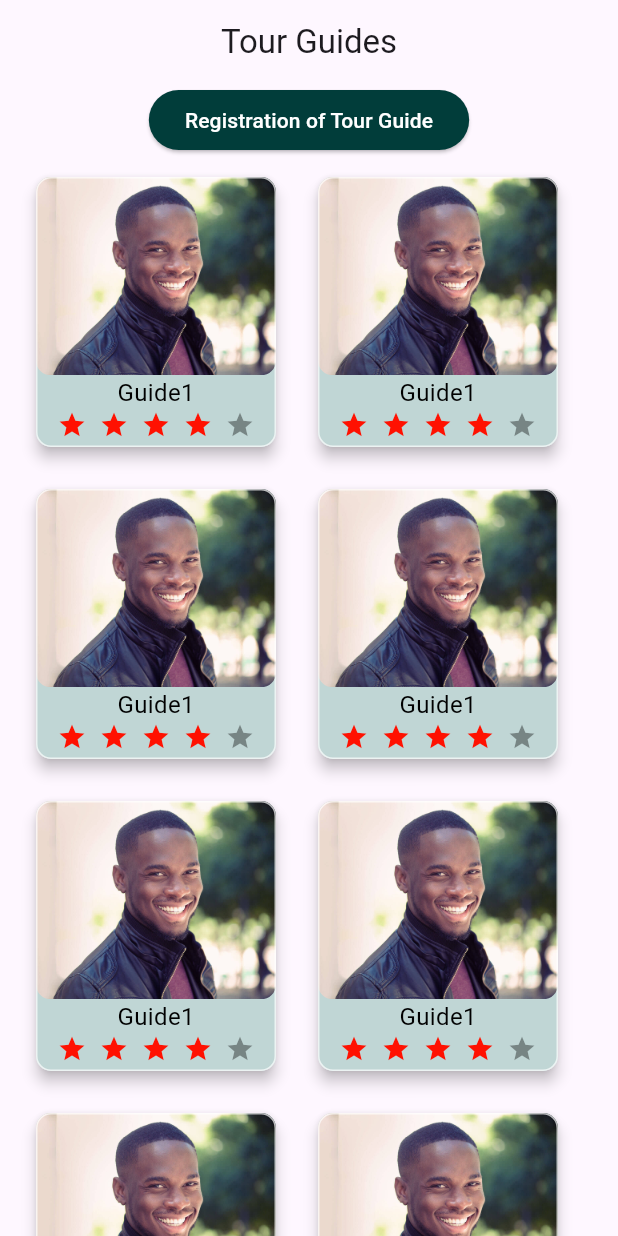
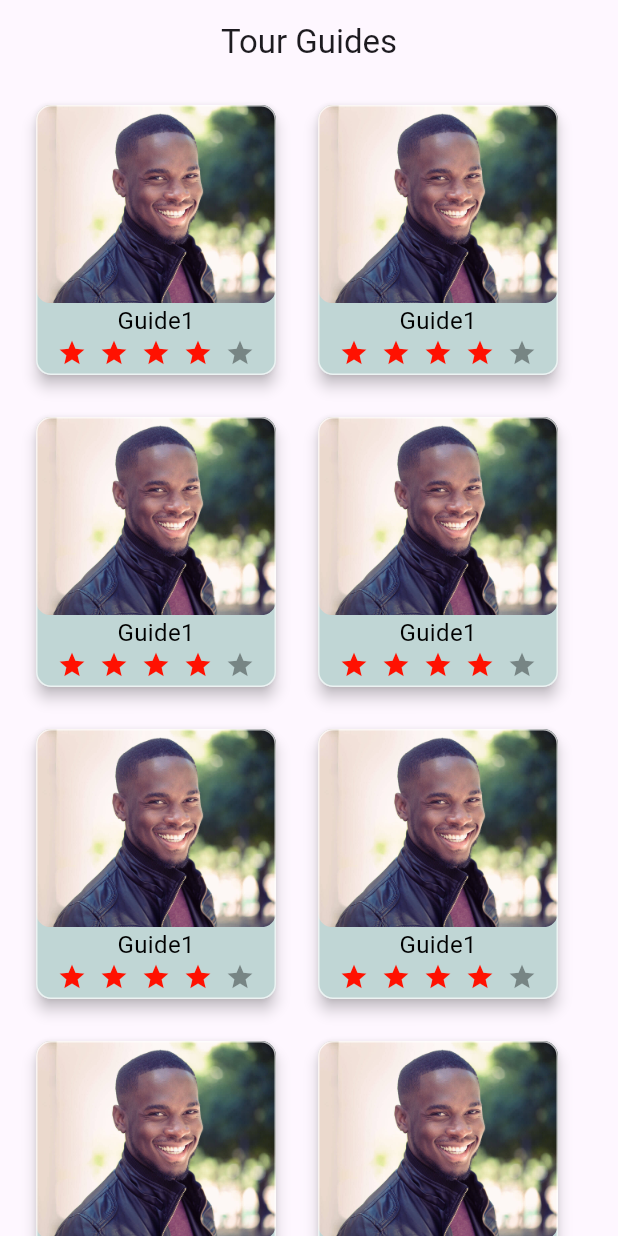
Before and after one commit to omniasalem2002/egypt_travel, a Flutter app: the TourGuides screen opened directly, on a phone screen of 412 x 824 dp. Run offline on Flutter 3.47's test engine with Material 3 defaults, Android fonts, the phone set to English and light mode, and no system bars; drawn by our look-alikes of flutter_rating_bar; our stand-ins replace carousel_slider, firebase_core, image_picker, lottie, shared_preferences; accounts and stored records are empty.

Commit message:
updated tour_guides

```diff
--- a/lib/Screens/tour_guides.dart
+++ b/lib/Screens/tour_guides.dart
@@ -18,28 +18,10 @@ class _TourGuidesState extends State<TourGuides> {
         title: const Text("Tour Guides"),
         centerTitle: true,
       ),
-      body: SingleChildScrollView(
+      body: const SingleChildScrollView(
         child: Column(
           children: [
-            ElevatedButton(
-              style: ElevatedButton.styleFrom(
-                  backgroundColor: const Color.fromARGB(255, 1, 61, 58)),
-              onPressed: () {
-                Navigator.push(
-                  context,
-                  MaterialPageRoute(
-                    builder: (context) {
-                      return const LoginView();
-                    },
-                  ),
-                );
-              },
-              child: const Text(
-                "Registration of Tour Guide",
-                style: TextStyle(color: Colors.white),
-              ),
-            ),
-            const Padding(
+            Padding(
               padding: EdgeInsets.symmetric(horizontal: 10.0, vertical: 10),
               child: Row(
                 children: [
```
